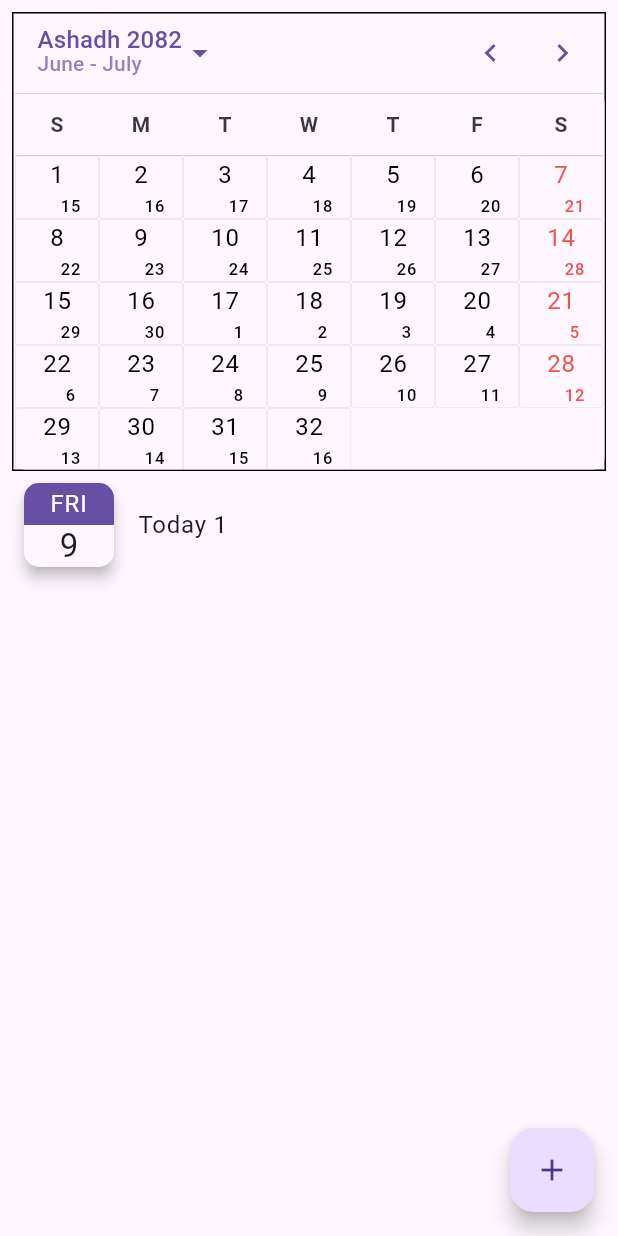
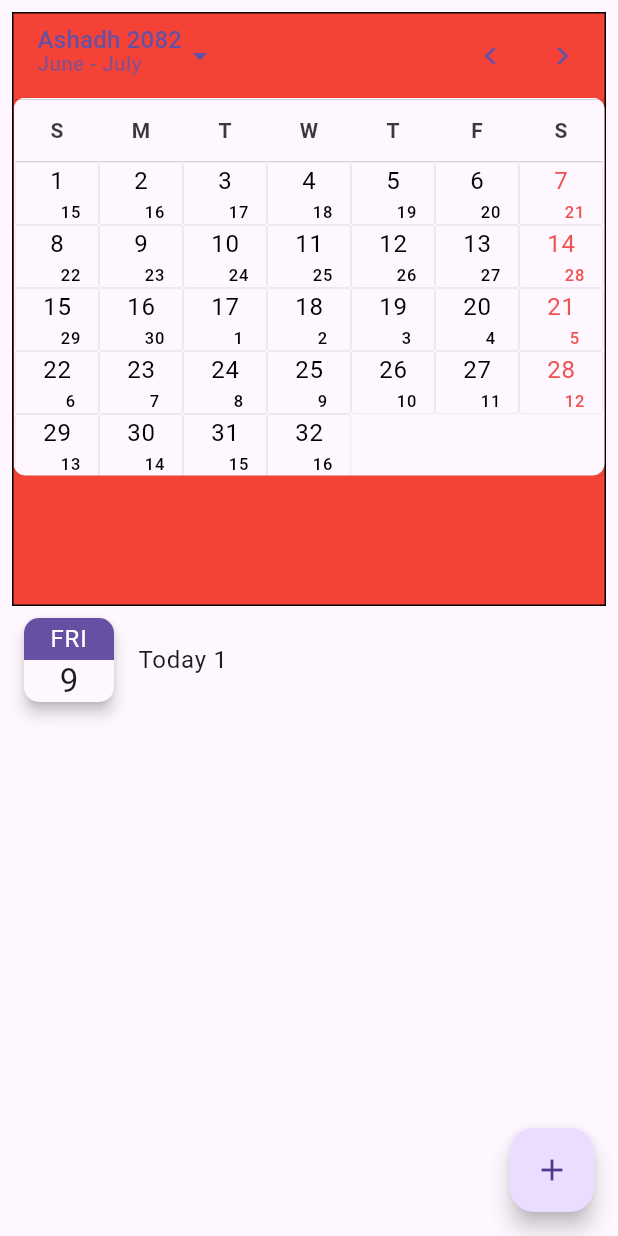
Before and after one commit to GurungNabin/syntech-nepali-calendar, a Flutter app: the CalendarDatePickerWidget screen opened directly, after a tap on the "chevron left" icon, on a phone screen of 412 x 824 dp. Run offline on Flutter 3.47's test engine with Material 3 defaults, Android fonts, the phone set to English and light mode, and no system bars.

Commit message:
fix: resolve exception due to incorrect use of parent widget (bump version to 1.0.2)

```diff
--- a/example/lib/views/calendar_date_picker_widget.dart
+++ b/example/lib/views/calendar_date_picker_widget.dart
@@ -27,10 +27,11 @@ class CalendarDatePickerWidget extends StatelessWidget {
     return Scaffold(
       body: Column(
         children: [
-          Container(
-            decoration: BoxDecoration(
-              border: Border.all(),
-            ),
+          Expanded(
+            child: Container(
+              // padding: const EdgeInsets.all(8),
+              decoration:
+                  BoxDecoration(border: Border.all(), color: Colors.red),
               margin: const EdgeInsets.symmetric(horizontal: 8, vertical: 8),
               child: NepaliCalendarDatePicker(
                 initialDate: NepaliDateTime.now(),
@@ -56,7 +57,8 @@ class CalendarDatePickerWidget extends StatelessWidget {
                               Text(
                                 NepaliUtils().language == Language.english
                                     ? '${dayToBuild.day}'
-                                  : NepaliUnicode.convert('${dayToBuild.day}'),
+                                    : NepaliUnicode.convert(
+                                        '${dayToBuild.day}'),
                                 style: Theme.of(context)
                                     .textTheme
                                     .bodyLarge
@@ -90,8 +92,8 @@ class CalendarDatePickerWidget extends StatelessWidget {
                         ValueListenableBuilder<List<Event>>(
                           valueListenable: _eventsNotifier,
                           builder: (context, events, _) {
-                          if (events.any(
-                              (event) => _dayEquals(event.date, dayToBuild))) {
+                            if (events.any((event) =>
+                                _dayEquals(event.date, dayToBuild))) {
                               return Padding(
                                 padding: const EdgeInsets.all(4.0),
                                 child: Align(
@@ -125,6 +127,7 @@ class CalendarDatePickerWidget extends StatelessWidget {
                   border: Border.all(
                     color: Colors.purple,
                     width: 1,
+                  ),
                 ),
               ),
             ),
--- a/lib/material/nepali_calendar_date_picker.dart
+++ b/lib/material/nepali_calendar_date_picker.dart
@@ -20,7 +20,7 @@ const double _yearPickerPadding = 16.0;
 const double _yearPickerRowHeight = 52.0;
 const double _yearPickerRowSpacing = 8.0;
 
-const double _subHeaderHeight = 52.0;
+const double _subHeaderHeight = 56.0;
 const double _monthNavButtonsWidth = 108.0;
 
 /// Show a Nepali date picker in a dialog.
--- a/pubspec.yaml
+++ b/pubspec.yaml
@@ -1,6 +1,6 @@
 name: syntech_nepali_calendar
 description: "A Dart library for handling Nepali calendar dates, conversions, and formatting."
-version: 1.0.1
+version: 1.0.2
 repository: https://github.com/GurungNabin/syntech-nepali-calendar
 
 environment:
```
Also changed, not shown: lib/material/date_picker.dart (+10 -7 lines), 125 other files. Lines whose indentation alone changed are shown as unchanged.
